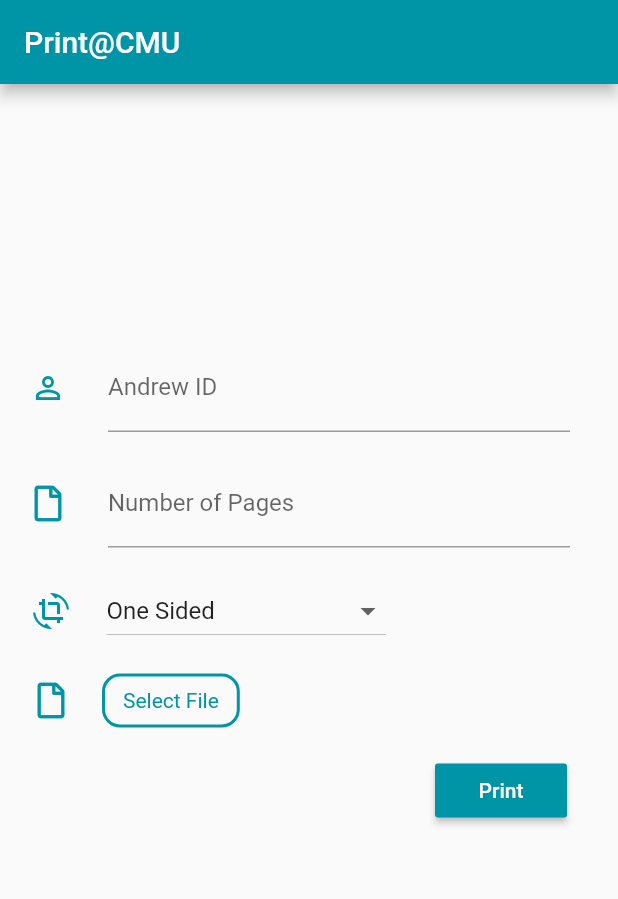
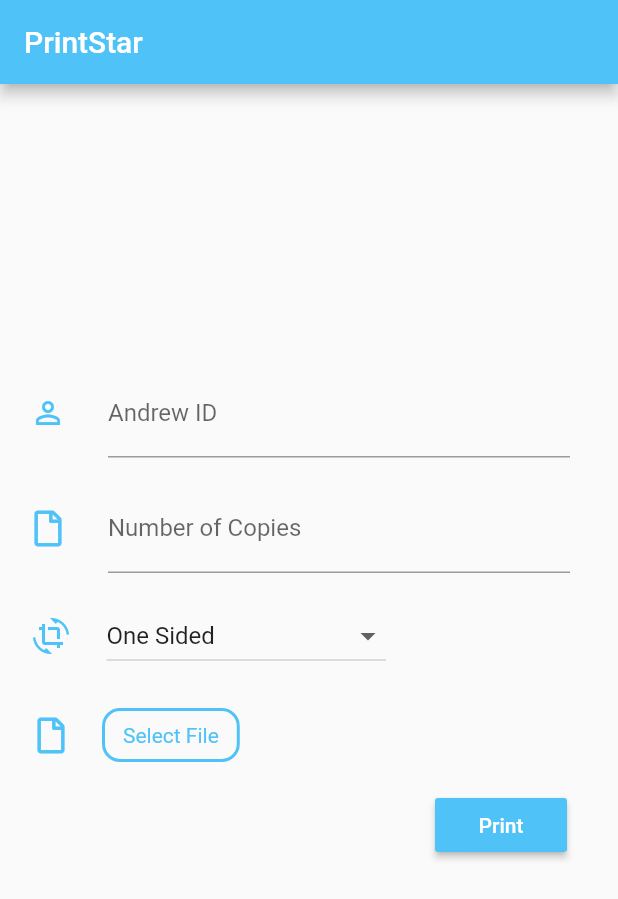
Before and after one commit to akshathjain/HackCMU2019, a Flutter app: the screen it shows after launch, after a tap on "Print", on a phone screen of 412 x 824 dp. Shown: the top 899 px of the screen. Run offline on Flutter 3.47's test engine with Material 2 defaults, Android fonts, the phone set to English and light mode, and no system bars; drawn by our look-alikes of sliding_up_panel; our stand-ins replace file_picker, font_awesome_flutter.

```diff
--- a/print_at_cmu/lib/assets/colors.dart
+++ b/print_at_cmu/lib/assets/colors.dart
@@ -5,11 +5,12 @@ Purpose; stores are colors
 */
 
 import 'package:flutter/cupertino.dart';
+import 'package:flutter/material.dart';
 
 class Palette{
 
-  static Color PRIMARY_COLOR = SL_BLUE;
-  static Color ACCENT_COLOR = SL_BLUE;
+  static Color PRIMARY_COLOR = Colors.lightBlue[300];
+  static Color ACCENT_COLOR = Colors.lightBlue[300];
 
 
   static Color SL_BLUE = const Color.fromARGB(255, 0, 148, 167);
--- a/print_at_cmu/lib/assets/strings.dart
+++ b/print_at_cmu/lib/assets/strings.dart
@@ -6,5 +6,5 @@ Purpose: stores all strings
 
 class Strings{
   static const String ANDREW_ID_HINT = "Andrew ID";
-  static const String NUM_PAGES_HINT = "Number of Pages";
+  static const String NUM_COPIES_HINT = "Number of Copies";
 }
--- a/print_at_cmu/lib/bloc/app_state.dart
+++ b/print_at_cmu/lib/bloc/app_state.dart
@@ -4,11 +4,69 @@ Date: 9/13/19
 Purpose: stores app state
 */
 
+import 'dart:io';
+
+import 'package:file_picker/file_picker.dart';
 import 'package:flutter/cupertino.dart';
+import 'package:print_at_cmu/async/network.dart';
 
 class AppState with ChangeNotifier{
-  int _counter = 0;
-  int get counter => _counter;
+  String _andrewId;
+  int _numberCopies;
+  String _sidedness = "One Sided";
+  File _file;
 
-  void increment() => _counter++;
+  String get andrewId => _andrewId;
+  set andrewId(String s){
+    this._andrewId = s;
+    print(_andrewId);
+    notifyListeners();
+  }
+
+  int get numberCopies => _numberCopies;
+  set numberCopies(int x){
+    this._numberCopies = x;
+    notifyListeners();
+  }
+
+  String get sidedness => _sidedness;
+  set sidedness(String s){
+    this._sidedness = s;
+    notifyListeners();
+  }
+
+  String get fileName{
+    if(_file == null) return "";
+
+    List strings = _file.path.split("/");
+    return strings[strings.length - 1];
+  }
+
+  void selectFile() async{
+    _file = await FilePicker.getFile(type: FileType.ANY);
+    notifyListeners();
+  }
+
+  void sendToPrinter() async{
+    print("hi");
+    print(_andrewId);
+    print(_numberCopies);
+    print(_sidedness);
+    print(_file);
+    if(_andrewId != null && _numberCopies != null && _sidedness != null && _file != null){
+      print("here");
+
+      String side;
+
+      if(sidedness == "Two Sided (landscape)")
+        side = "two-sided-long-edge";
+      else if(sidedness == "Two Sided (portrait)")
+        side = "two-side-short-edge";
+      else
+        side = "one-sided";
+
+      Network.sendFile(andrewId, numberCopies, side, _file);
+    }
+  }
+
 }
--- a/print_at_cmu/lib/main.dart
+++ b/print_at_cmu/lib/main.dart
@@ -19,7 +19,7 @@ class MyApp extends StatelessWidget {
   Widget build(BuildContext context) {
     return MaterialApp(
       debugShowCheckedModeBanner: false,
-      title: 'Print@CMU',
+      title: 'PrintStar',
       theme: ThemeData(
         primaryColor: Palette.PRIMARY_COLOR,
         accentColor: Palette.ACCENT_COLOR
--- a/print_at_cmu/lib/ui/print_page.dart
+++ b/print_at_cmu/lib/ui/print_page.dart
@@ -14,9 +14,11 @@ import 'package:provider/provider.dart';
 import 'package:sliding_up_panel/sliding_up_panel.dart';
 
 class PrintPage extends StatelessWidget {
+  AppState _appState;
+
   @override
   Widget build(BuildContext context) {
-    AppState appState = Provider.of<AppState>(context);
+    _appState = Provider.of<AppState>(context);
 
     return SlidingUpPanel(
       body: _body(),
@@ -29,7 +31,13 @@ class PrintPage extends StatelessWidget {
   Widget _body(){
     return Scaffold(
       appBar: AppBar(
-        title: Text("Print@CMU"),
+        title: Text(
+          "PrintStar",
+          style: TextStyle(
+            color: Colors.white,
+            //fontSize: 28
+          ),
+        ),
       ),
       body: Container(
         child: Column(
@@ -45,6 +53,7 @@ class PrintPage extends StatelessWidget {
                   labelText: Strings.ANDREW_ID_HINT,
                   icon: _icon(Icons.person_outline),
                 ),
+                onChanged: (String s) => _appState.andrewId = s
               ),
             ),
 
@@ -58,9 +67,10 @@ class PrintPage extends StatelessWidget {
                 keyboardType: TextInputType.number,
                 decoration: InputDecoration(
                   hasFloatingPlaceholder: true,
-                  labelText: Strings.NUM_PAGES_HINT,
+                  labelText: Strings.NUM_COPIES_HINT,
                   icon: _icon(FontAwesomeIcons.file),
                 ),
+                onChanged: (String s) => _appState.numberCopies = int.parse(s),
               ),
             ),
 
@@ -77,8 +87,8 @@ class PrintPage extends StatelessWidget {
                 ),
 
                 DropdownButton<String>(
-                  value: "One Sided",
-                  onChanged: (String x) => {},
+                  value: _appState.sidedness,
+                  onChanged: (String x) => _appState.sidedness = x,
                   items: ["One Sided", "Two Sided (portrait)", "Two Sided (landscape)"].map((x){
                     return DropdownMenuItem<String>(
                       value: x,
@@ -90,7 +100,10 @@ class PrintPage extends StatelessWidget {
             ),
 
             _br(),
+            SizedBox(height: 6,),
 
+
+            //select file
             Row(
               children: <Widget>[
 
@@ -102,7 +115,7 @@ class PrintPage extends StatelessWidget {
 
                 InkWell(
                   borderRadius: BorderRadius.circular(12),
-                  onTap: (){},
+                  onTap: () => _appState.selectFile(),
                   child: Container(
                     padding: const EdgeInsets.fromLTRB(12, 8, 12, 8),
                     decoration: BoxDecoration(
@@ -120,16 +133,29 @@ class PrintPage extends StatelessWidget {
                     ),
                   )
                 ),
+
+                SizedBox(width: 24,),
+
+                Expanded(
+                  child: Text(
+                    _appState.fileName,
+                    style: TextStyle(
+                      color: Colors.grey[700],
+                    ),
+                    overflow: TextOverflow.ellipsis,
+                  ),
+                ),
               ],
             ),
 
             _br(),
 
+            //print
             Row(
               mainAxisAlignment: MainAxisAlignment.end,
               children: <Widget>[
                 RaisedButton(
-                  onPressed: (){},
+                  onPressed: () => _appState.sendToPrinter(),
                   color: Palette.PRIMARY_COLOR,
                   child: Text(
                     "Print",
@@ -141,7 +167,7 @@ class PrintPage extends StatelessWidget {
               ],
             ),
 
-            SizedBox(height: 100,),
+            SizedBox(height: 60,),
 
           ],
         ),
```
Also changed, not shown: print_at_cmu/lib/async/network.dart (+23 -9 lines), 4 other files.
